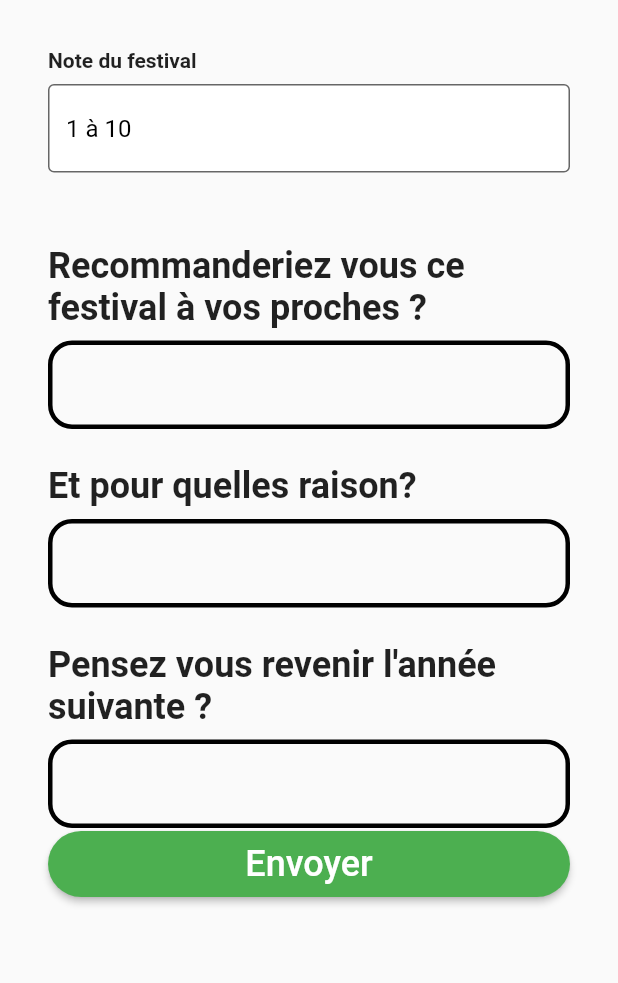
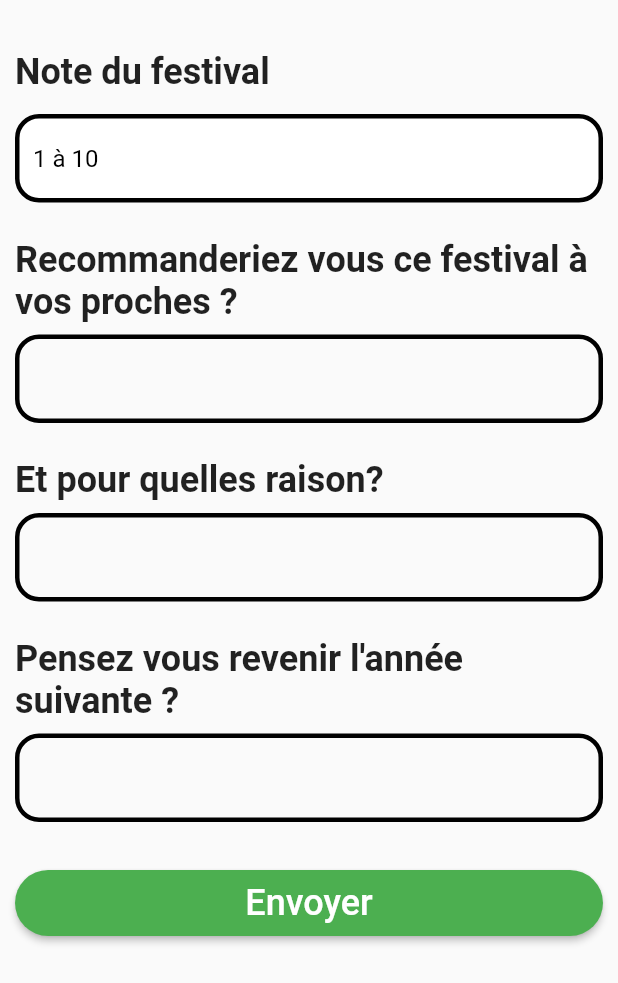
Before and after one commit to geoffrey66280/FlutterappFestival, a Flutter app: the TextfieldBorderWidget widget shown alone on an empty page, opened directly, after a tap on "Envoyer", on a phone screen of 412 x 824 dp. Shown: the top 983 px of the screen. Run offline on Flutter 3.47's test engine with Material 2 defaults, Android fonts, the phone set to English and light mode, and no system bars.

Commit message:
MAJ de l'app : nouvel interface et essai tableaux

```diff
--- a/lib/TextfieldBorderWidget.dart
+++ b/lib/TextfieldBorderWidget.dart
@@ -1,22 +1,27 @@
 import 'package:flutter/material.dart';
 
 import 'ButtonWidget.dart';
+import 'Statistiques.dart';
 
 
 class TextfieldBorderWidget extends StatelessWidget {
 
   final numberController = TextEditingController();
+  final textController1 = TextEditingController();
+  final textController2 = TextEditingController();
+  final textController3 = TextEditingController();
+
 
   @override
   Widget build(BuildContext context) =>
       Center(
         child: ListView(
-          padding: EdgeInsets.all(32),
+          padding: EdgeInsets.all(10),
           children: [
 
 
             buildNumber(),
-            const SizedBox(height: 24),
+            const SizedBox(height: 0),
 
 
 
@@ -25,6 +30,7 @@ class TextfieldBorderWidget extends StatelessWidget {
 
             buildText('Recommanderiez vous ce festival à vos proches ?'),
             TextField(
+              controller: textController1,
               decoration: InputDecoration(
                 enabledBorder: OutlineInputBorder(
                   borderRadius: BorderRadius.circular(16),
@@ -39,6 +45,7 @@ class TextfieldBorderWidget extends StatelessWidget {
 
             buildText('Et pour quelles raison? '),
             TextField(
+              controller: textController2,
               decoration: InputDecoration(
                 enabledBorder: OutlineInputBorder(
                   borderRadius: BorderRadius.circular(16),
@@ -52,25 +59,39 @@ class TextfieldBorderWidget extends StatelessWidget {
             ),
 
             buildText("Pensez vous revenir l'année suivante ? "),
+
             TextField(
+
+              controller: textController3,
               decoration: InputDecoration(
                 enabledBorder: OutlineInputBorder(
                   borderRadius: BorderRadius.circular(16),
                   borderSide: BorderSide(color: Colors.black, width: 3),
+
                 ),
                 focusedBorder: OutlineInputBorder(
                   borderRadius: BorderRadius.circular(16),
+
                   borderSide: BorderSide(color: Colors.green, width: 3),
                 ),
               ),
             ),
 
+            SizedBox(height:30,),
 
             ButtonWidget(
               text: 'Envoyer',
               onClicked: () {
                 print('Number: ${numberController.text}');
+                print('texte 1: ${textController1.text}');
+                print('texte 2: ${textController2.text}');
+                print('texte 3: ${textController3.text}');
+
+
                 numberController.clear();
+                textController1.clear();
+                textController2.clear();
+                textController3.clear();
 
               },
             ),
@@ -92,11 +113,22 @@ class TextfieldBorderWidget extends StatelessWidget {
       Column(
         crossAxisAlignment: CrossAxisAlignment.start,
         children: [
-          Text('Note du festival', style: TextStyle(fontWeight: FontWeight.bold)),
-          const SizedBox(height: 8),
+          buildText('Note du festival'),
+          const SizedBox(height: 6),
           TextField(
             controller: numberController,
+
             decoration: InputDecoration(
+              enabledBorder: OutlineInputBorder(
+                borderRadius: BorderRadius.circular(16),
+                borderSide: BorderSide(color: Colors.black, width: 3),
+
+              ),
+              focusedBorder: OutlineInputBorder(
+                borderRadius: BorderRadius.circular(16),
+
+                borderSide: BorderSide(color: Colors.green, width: 3),
+              ),
               hintText: '1 à 10',
 
               hintStyle: TextStyle(color: Colors.black),
@@ -112,3 +144,24 @@ class TextfieldBorderWidget extends StatelessWidget {
       );
 
 }
+/*
+class nextPage extends StatefulWidget {
+  late String value;
+
+  @override
+  _nextPageState createState() => new _nextPageState();
+}
+
+class _nextPageState extends State<nextPage> {
+  @override
+  Widget build(BuildContext context) {
+  return new Scaffold(
+    appBar new AppBar(
+      title: new Text("next page"),
+    ),
+    body: new Text("${widget.value}"),
+  ),
+
+}
+}
+*/
--- a/lib/main.dart
+++ b/lib/main.dart
@@ -15,7 +15,7 @@ Future main() async {
 }
 
 class MyApp extends StatelessWidget {
-  static final String title = 'TextField';
+  static const String title = 'Application Festival';
 
   @override
   Widget build(BuildContext context) => MaterialApp(
@@ -53,15 +53,15 @@ class _MainPageState extends State<MainPage> {
       items: [
         BottomNavigationBarItem(
           icon: Text('Questionnaire'),
-          title: Text('Festival'),
+
         ),
         BottomNavigationBarItem(
           icon: Text('Statistiques'),
-          title: Text('Festival'),
+
         ),
         BottomNavigationBarItem(
           icon: Text('A propos'),
-          title: Text('Festival'),
+
         ),
       ],
       onTap: (int index) => setState(() => this.index = index),
```
Also changed, not shown: lib/Statistiques.dart (+51 -14 lines), 1 other file.
